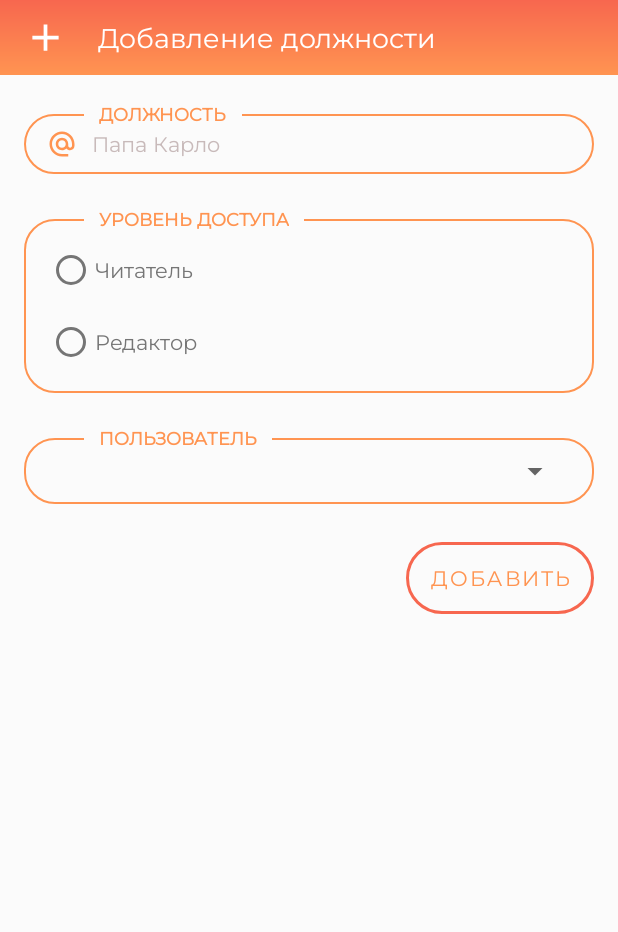
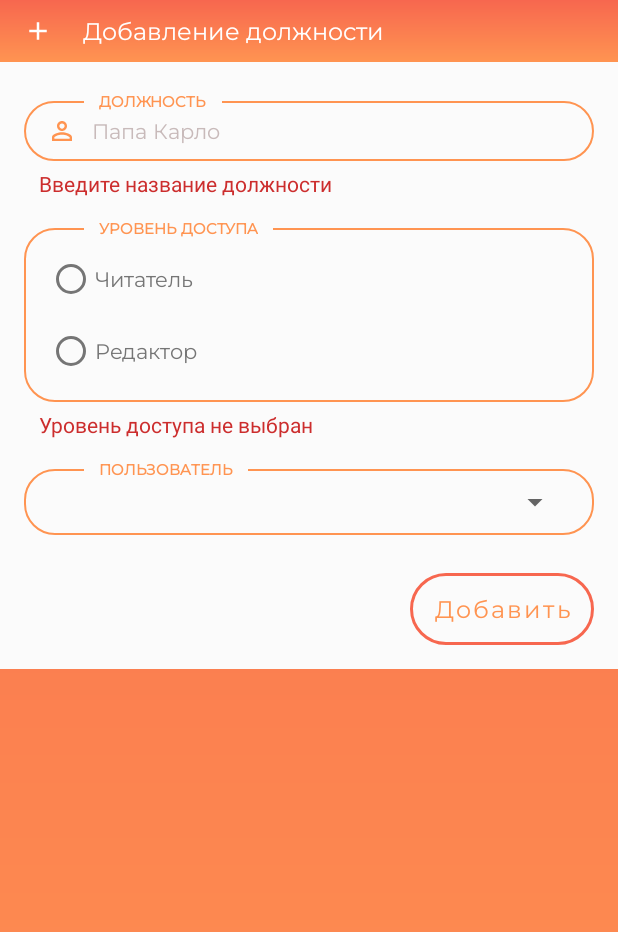
Before and after one commit to Ekaterina-El/Metrolog, an Android app: the layout job_field_dialog.xml on its own in the app's theme, with its tools: preview values and no code run, on a phone screen of 412 x 824 dp. Shown: the top 932 px of the screen. Run offline under Robolectric (Android 15) with nearby library versions, the phone set to English and light mode, and no system bars.

Commit message:
Модуль "Узел" - реализовано добавление в базу данных должности узла

```diff
--- a/app/src/main/java/el/ka/someapp/data/model/UserRole.kt
+++ b/app/src/main/java/el/ka/someapp/data/model/UserRole.kt
@@ -2,6 +2,6 @@ package el.ka.someapp.data.model
 
 enum class UserRole(val roleName: String) {
   HEAD("head"),
-  EDITOR("editors"),
-  READER("readers")
+  EDITOR("editor"),
+  READER("reader")
 }
--- a/app/src/main/java/el/ka/someapp/data/model/enums.kt
+++ b/app/src/main/java/el/ka/someapp/data/model/enums.kt
@@ -9,5 +9,7 @@ enum class State {
   NEW_NODE_ADDED,
   BACK,
   ADD_USER_ERROR,
-  ADD_USER_SUCCESS
+  ADD_USER_SUCCESS,
+  NEW_FIELD_JOB_ADDING,
+  NEW_FIELD_JOB_ADDED
 }
--- a/app/src/main/java/el/ka/someapp/viewmodel/DefenderViewModel.kt
+++ b/app/src/main/java/el/ka/someapp/viewmodel/DefenderViewModel.kt
@@ -8,7 +8,6 @@ import el.ka.someapp.data.repository.AuthenticationService
 
 class DefenderViewModel(application: Application) : AndroidViewModel(application) {
   private val auth = AuthenticationService
-//  val tag = "DefenderViewModel"
   private val _statePassword = MutableLiveData(StatePassword.NO_NEW)
   val statePassword: LiveData<StatePassword>
     get() = _statePassword
--- a/app/src/main/res/layout/add_node_dialog.xml
+++ b/app/src/main/res/layout/add_node_dialog.xml
@@ -3,6 +3,7 @@
   xmlns:app="http://schemas.android.com/apk/res-auto"
   android:layout_width="match_parent"
   android:layout_height="match_parent"
+  tools:background="@color/background_color"
   xmlns:tools="http://schemas.android.com/tools"
   android:orientation="vertical">
 
--- a/app/src/main/res/layout/job_field_dialog.xml
+++ b/app/src/main/res/layout/job_field_dialog.xml
@@ -4,16 +4,29 @@
   xmlns:tools="http://schemas.android.com/tools">
 
   <data>
+
     <variable
       name="viewModel"
       type="el.ka.someapp.viewmodel.JobFieldViewModel" />
+
+    <import type="el.ka.someapp.data.model.UserRole" />
+
+    <import type="android.view.View" />
+
+    <import type="el.ka.someapp.data.model.State" />
   </data>
+
+  <androidx.constraintlayout.widget.ConstraintLayout
+    android:layout_width="match_parent"
+    android:layout_height="wrap_content">
 
     <LinearLayout
       android:layout_width="match_parent"
-    android:layout_height="match_parent"
+      android:layout_height="wrap_content"
+      android:background="@color/background_color"
       android:orientation="vertical"
-    android:background="@color/background_color">
+      app:layout_constraintStart_toStartOf="parent"
+      app:layout_constraintTop_toTopOf="parent">
 
       <LinearLayout
         android:layout_width="match_parent"
@@ -24,8 +37,8 @@
         android:paddingVertical="10dp">
 
         <ImageView
-        android:layout_width="30dp"
-        android:layout_height="30dp"
+          android:layout_width="20dp"
+          android:layout_height="20dp"
           android:contentDescription="@null"
           android:src="@drawable/ic_add"
           app:tint="@color/text_on_primary" />
@@ -39,7 +52,7 @@
           android:fontFamily="@font/montserrat_regular"
           android:text="@string/add_job_field"
           android:textColor="@color/text_on_primary"
-        android:textSize="18sp" />
+          android:textSize="16sp" />
       </LinearLayout>
 
       <androidx.constraintlayout.widget.ConstraintLayout
@@ -67,7 +80,7 @@
             android:layout_width="20dp"
             android:layout_height="20dp"
             android:contentDescription="@string/app_name"
-          android:src="@drawable/ic_email"
+            android:src="@drawable/ic_person"
             app:tint="@color/primary_color" />
 
           <EditText
@@ -77,14 +90,15 @@
             android:layout_marginHorizontal="10dp"
             android:autofillHints="emailAddress"
             android:background="@null"
-          android:textSize="14sp"
             android:ellipsize="end"
             android:fontFamily="@font/montserrat_regular"
             android:hint="@string/job_field_name_example"
             android:inputType="textEmailAddress"
             android:maxLines="1"
+            android:text="@={viewModel.jobFieldName}"
             android:textColor="@color/secondary_color"
-          android:textColorHint="@color/hint_color" />
+            android:textColorHint="@color/hint_color"
+            android:textSize="14sp" />
         </LinearLayout>
 
         <TextView
@@ -97,11 +111,25 @@
           android:text="@string/job_field_name"
           android:textAllCaps="true"
           android:textColor="@color/primary_color"
-        android:textSize="12sp"
+          android:textSize="10sp"
           android:textStyle="bold"
           app:layout_constraintBottom_toTopOf="@id/layoutJobFieldName"
           app:layout_constraintStart_toStartOf="@id/layoutJobFieldName"
           app:layout_constraintTop_toTopOf="@id/layoutJobFieldName" />
+
+        <TextView
+          android:id="@+id/textErrorName"
+          android:layout_width="wrap_content"
+          android:layout_height="wrap_content"
+          android:layout_marginStart="10dp"
+          android:layout_marginTop="5dp"
+          android:text="@string/field_job_name_error"
+          android:textColor="@color/attentionColor"
+          android:textSize="14sp"
+          android:visibility="@{viewModel.hasNameError ? View.VISIBLE : View.GONE}"
+          app:layout_constraintStart_toStartOf="parent"
+          app:layout_constraintTop_toBottomOf="@id/layoutJobFieldName"
+          tools:visibility="visible" />
         <!--Edit text: Job Field Name - end-->
 
         <!--Edit text: Job Field Role - start-->
@@ -109,7 +137,7 @@
           android:id="@+id/layoutJobFieldRole"
           android:layout_width="0dp"
           android:layout_height="wrap_content"
-        android:layout_marginTop="30dp"
+          android:layout_marginTop="20dp"
           android:background="@drawable/input_wrapper"
           android:gravity="center"
           android:orientation="horizontal"
@@ -117,7 +145,7 @@
           android:paddingVertical="10dp"
           app:layout_constraintEnd_toEndOf="parent"
           app:layout_constraintStart_toStartOf="parent"
-        app:layout_constraintTop_toBottomOf="@id/layoutJobFieldName">
+          app:layout_constraintTop_toBottomOf="@id/textErrorName">
 
           <RadioGroup
             android:layout_width="match_parent"
@@ -129,7 +157,9 @@
             <RadioButton
               android:layout_width="match_parent"
               android:layout_height="wrap_content"
+              android:checked="@{viewModel.role == UserRole.READER}"
               android:fontFamily="@font/montserrat_regular"
+              android:onClick="@{() -> viewModel.setRole(UserRole.READER)}"
               android:text="@string/role_reader"
               android:textColor="@color/secondary_color"
               android:textSize="14sp" />
@@ -137,7 +167,9 @@
             <RadioButton
               android:layout_width="match_parent"
               android:layout_height="wrap_content"
+              android:checked="@{viewModel.role == UserRole.EDITOR}"
               android:fontFamily="@font/montserrat_regular"
+              android:onClick="@{() -> viewModel.setRole(UserRole.EDITOR)}"
               android:text="@string/role_editor"
               android:textColor="@color/secondary_color"
               android:textSize="14sp" />
@@ -155,18 +187,31 @@
           android:text="@string/job_field_role"
           android:textAllCaps="true"
           android:textColor="@color/primary_color"
-        android:textSize="12sp"
+          android:textSize="10sp"
           android:textStyle="bold"
           app:layout_constraintBottom_toTopOf="@id/layoutJobFieldRole"
           app:layout_constraintStart_toStartOf="@id/layoutJobFieldRole"
           app:layout_constraintTop_toTopOf="@id/layoutJobFieldRole" />
+
+        <TextView
+          android:id="@+id/textErrorRole"
+          android:layout_width="wrap_content"
+          android:layout_height="wrap_content"
+          android:layout_marginStart="10dp"
+          android:layout_marginTop="5dp"
+          android:text="@string/field_job_role_error"
+          android:textColor="@color/attentionColor"
+          android:textSize="14sp"
+          android:visibility="@{viewModel.hasRoleError ? View.VISIBLE : View.GONE}"
+          app:layout_constraintStart_toStartOf="parent"
+          app:layout_constraintTop_toBottomOf="@id/layoutJobFieldRole" />
         <!--Edit text: Job Field Role - end-->
 
         <LinearLayout
           android:id="@+id/layoutJobFieldUser"
           android:layout_width="0dp"
           android:layout_height="wrap_content"
-        android:layout_marginTop="30dp"
+          android:layout_marginTop="20dp"
           android:background="@drawable/input_wrapper"
           android:gravity="center"
           android:orientation="horizontal"
@@ -174,15 +219,14 @@
           android:paddingVertical="10dp"
           app:layout_constraintEnd_toEndOf="parent"
           app:layout_constraintStart_toStartOf="parent"
-        app:layout_constraintTop_toBottomOf="@id/layoutJobFieldRole">
+          app:layout_constraintTop_toBottomOf="@id/textErrorRole">
 
           <Spinner
             android:id="@+id/spinner"
             android:layout_width="match_parent"
             android:layout_height="wrap_content"
             android:spinnerMode="dropdown"
-          tools:listitem="@layout/spinner_item_user"
-          />
+            tools:listitem="@layout/spinner_item_user" />
         </LinearLayout>
 
         <TextView
@@ -196,7 +240,7 @@
           android:text="@string/job_field_user"
           android:textAllCaps="true"
           android:textColor="@color/primary_color"
-        android:textSize="12sp"
+          android:textSize="10sp"
           android:textStyle="bold"
           app:layout_constraintBottom_toTopOf="@id/layoutJobFieldUser"
           app:layout_constraintStart_toStartOf="@id/layoutJobFieldUser"
@@ -208,14 +252,39 @@
           android:layout_height="wrap_content"
           android:layout_gravity="end"
           android:layout_marginTop="25dp"
-        app:layout_constraintEnd_toEndOf="parent"
-        app:layout_constraintTop_toBottomOf="@id/layoutJobFieldUser"
           android:background="@drawable/button_wrapper"
           android:fontFamily="@font/montserrat_regular"
           android:text="@string/add_button"
+          android:textAllCaps="false"
           android:textColor="@color/primary_color"
+          android:textSize="16sp"
           app:backgroundTint="@null"
+          app:layout_constraintEnd_toEndOf="parent"
+          app:layout_constraintTop_toBottomOf="@id/layoutJobFieldUser"
           app:tint="@null" />
       </androidx.constraintlayout.widget.ConstraintLayout>
     </LinearLayout>
+
+    <androidx.constraintlayout.widget.ConstraintLayout
+      android:layout_width="0dp"
+      android:layout_height="0dp"
+      android:background="@drawable/bg"
+      android:visibility="@{viewModel.state == State.NEW_FIELD_JOB_ADDING ? View.VISIBLE : View.GONE}"
+      app:layout_constraintBottom_toBottomOf="parent"
+      app:layout_constraintEnd_toEndOf="parent"
+      app:layout_constraintStart_toStartOf="parent"
+      app:layout_constraintTop_toTopOf="parent"
+      tools:visibility="gone">
+
+      <ProgressBar
+        android:layout_width="50dp"
+        android:layout_height="50dp"
+        android:indeterminateTint="@color/white"
+        app:layout_constraintBottom_toBottomOf="parent"
+        app:layout_constraintEnd_toEndOf="parent"
+        app:layout_constraintStart_toStartOf="parent"
+        app:layout_constraintTop_toTopOf="parent" />
+
+    </androidx.constraintlayout.widget.ConstraintLayout>
+  </androidx.constraintlayout.widget.ConstraintLayout>
 </layout>
--- a/app/src/main/res/values/strings.xml
+++ b/app/src/main/res/values/strings.xml
@@ -69,4 +69,6 @@
   <string name="role_reader">Читатель</string>
   <string name="role_editor">Редактор</string>
   <string name="job_field_user">Пользователь</string>
+  <string name="field_job_name_error">Введите название должности</string>
+  <string name="field_job_role_error">Уровень доступа не выбран</string>
 </resources>
```
Also changed, not shown: app/src/main/java/el/ka/someapp/data/repository/NodesDatabaseService.kt (+13 -0 lines), app/src/main/java/el/ka/someapp/view/node/NodeInfoFragment.kt (+33 -7 lines), app/src/main/java/el/ka/someapp/viewmodel/JobFieldViewModel.kt (+65 -0 lines), app/src/main/java/el/ka/someapp/viewmodel/NodesViewModel.kt (+11 -2 lines). Lines whose indentation alone changed are shown as unchanged.
